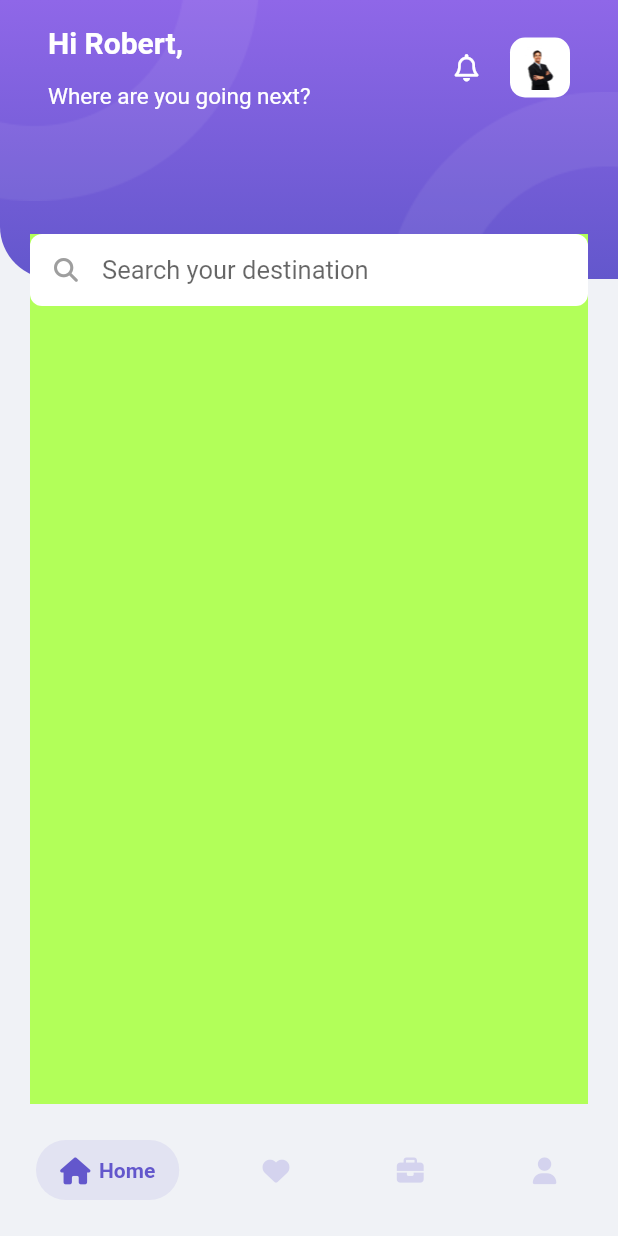
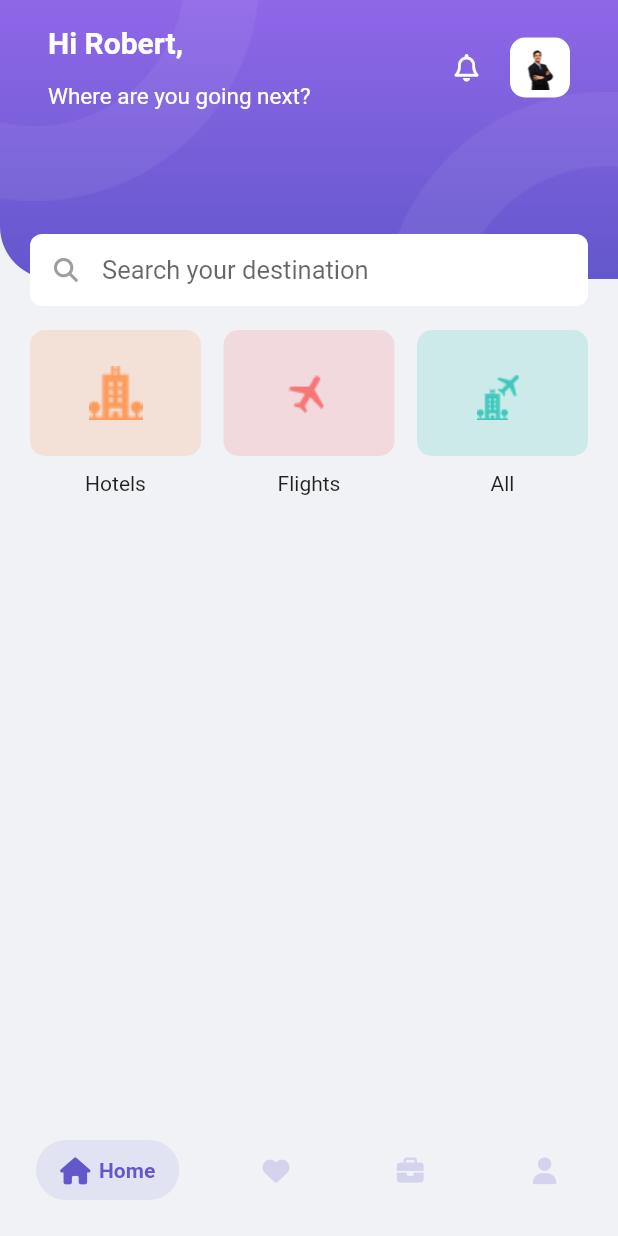
Before and after one commit to dat2403/travo, a Flutter app: the MainApp screen opened by its route, on a phone screen of 412 x 824 dp. Run offline on Flutter 3.47's test engine with Material 2 defaults, Android fonts, the phone set to English and light mode, and no system bars; drawn by our look-alikes of salomon_bottom_bar; our stand-ins replace font_awesome_flutter, gap, hive_flutter, smooth_page_indicator; accounts and stored records are empty.

Commit message:
Add booking screens

```diff
--- a/lib/app_routes.dart
+++ b/lib/app_routes.dart
@@ -1,5 +1,7 @@
 import 'package:flutter/material.dart';
 import 'package:travo/representation/screens/home_screen.dart';
+import 'package:travo/representation/screens/hotel_booking_screen.dart';
+import 'package:travo/representation/screens/hotel_screen.dart';
 import 'package:travo/representation/screens/main_app.dart';
 import 'package:travo/representation/screens/intro_screen.dart';
 import 'package:travo/representation/screens/splash_screen.dart';
@@ -9,4 +11,6 @@ final Map<String, WidgetBuilder> appRoutes = {
   IntroScreen.routeName: (context) => const IntroScreen(),
   MainApp.routeName: (context) => const MainApp(),
   HomeScreen.routeName: (context) => const HomeScreen(),
+  HotelScreen.routeName: (context) => const HotelScreen(),
+  HotelBookingScreen.routeName: (context) => const HotelBookingScreen(),
 };
--- a/lib/core/helper/asset_helper.dart
+++ b/lib/core/helper/asset_helper.dart
@@ -8,4 +8,12 @@ class AssetHelper {
   static const String oval2 = 'assets/images/oval_2.png';
 
   static const String fakeAvatar = 'assets/images/fake_avatar.jpg';
+
+  static const String icHotel = 'assets/icons/ic_hotel.png';
+  static const String icFlight = 'assets/icons/ic_flight.png';
+  static const String icHotelPlane = 'assets/icons/ic_hotel_plane.png';
+  static const String icLocation = 'assets/icons/ic_location.png';
+  static const String icCalendar = 'assets/icons/ic_calendar.png';
+  static const String icBed = 'assets/icons/ic_bed.png';
+
 }
--- a/lib/representation/screens/home_screen.dart
+++ b/lib/representation/screens/home_screen.dart
@@ -1,12 +1,10 @@
 import 'package:flutter/material.dart';
 import 'package:font_awesome_flutter/font_awesome_flutter.dart';
 import 'package:gap/gap.dart';
-import 'package:hive_flutter/adapters.dart';
-import 'package:travo/core/constants/color_constants.dart';
 import 'package:travo/core/constants/dimension_constants.dart';
-import 'package:travo/core/constants/text_style_constant.dart';
 import 'package:travo/core/helper/asset_helper.dart';
 import 'package:travo/core/helper/image_helper.dart';
+import 'package:travo/representation/screens/hotel_booking_screen.dart';
 import 'package:travo/representation/widgets/app_bar_container.dart';
 
 class HomeScreen extends StatefulWidget {
@@ -19,6 +17,54 @@ class HomeScreen extends StatefulWidget {
 }
 
 class _HomeScreenState extends State<HomeScreen> {
+  String searchText = '';
+
+  late FocusNode myFocusNode;
+
+  @override
+  void initState() {
+    super.initState();
+
+    myFocusNode = FocusNode();
+  }
+
+  @override
+  void dispose() {
+    // Clean up the focus node when the Form is disposed.
+    myFocusNode.dispose();
+
+    super.dispose();
+  }
+
+  void searchHandler(String value) {
+    setState(() {
+      searchText = value;
+    });
+  }
+
+  Widget _buildCategoryItem(
+      Widget icon, String title, Function() onTap, Color color) {
+    return GestureDetector(
+      onTap: onTap,
+      child: Column(
+        children: [
+          Container(
+            width: double.infinity,
+            padding: const EdgeInsets.symmetric(
+              vertical: AppDimension.kMediumPadding,
+            ),
+            decoration: BoxDecoration(
+                color: color.withOpacity(0.2),
+                borderRadius: BorderRadius.circular(AppDimension.kItemPadding)),
+            child: icon,
+          ),
+          const Gap(AppDimension.kItemPadding),
+          Text(title)
+        ],
+      ),
+    );
+  }
+
   @override
   Widget build(BuildContext context) {
     return AppBarContainer(
@@ -52,18 +98,16 @@ class _HomeScreenState extends State<HomeScreen> {
             Row(
               children: [
                 GestureDetector(
-                  onTap: (){
-
-                  },
+                  onTap: () {},
                   child: const Icon(
                     FontAwesomeIcons.bell,
                     size: AppDimension.kDefaultIconSize,
                     color: Colors.white,
                   ),
                 ),
-                const Gap(AppDimension.kItemPadding*2),
+                const Gap(AppDimension.kItemPadding * 2),
                 GestureDetector(
-                  onTap: (){},
+                  onTap: () {},
                   child: Container(
                     width: 40,
                     height: 40,
@@ -86,31 +130,82 @@ class _HomeScreenState extends State<HomeScreen> {
       // implementLeading: true,
       // implementTrailing: true,
       child: Container(
-        color: Colors.lightGreenAccent,
+        // color: Colors.lightGreenAccent,
         child: Column(
-          children: const [
+          children: [
             TextField(
-              decoration: InputDecoration(
+              // autofocus: false,
+              // focusNode: myFocusNode,
+              decoration: const InputDecoration(
                 filled: true,
                 fillColor: Colors.white,
                 hintText: 'Search your destination',
                 prefixIcon: Padding(
-                    padding: EdgeInsets.all(AppDimension.kTopPadding),
+                  padding: EdgeInsets.all(AppDimension.kTopPadding),
                   child: Icon(
                     FontAwesomeIcons.magnifyingGlass,
                     size: AppDimension.kDefaultPadding,
                     color: Colors.grey,
                   ),
                 ),
+                // focusedBorder: OutlineInputBorder(
+                //   borderSide: BorderSide(color: Colors.grey, width: 1.0),
+                //   borderRadius: BorderRadius.all(Radius.circular(8)),
+                // ),
                 border: OutlineInputBorder(
-                  borderSide: BorderSide.none,
-                  borderRadius: BorderRadius.all(Radius.circular(8))
+                    borderSide: BorderSide.none,
+                    borderRadius: BorderRadius.all(Radius.circular(8))),
+                contentPadding:
+                    EdgeInsets.symmetric(horizontal: AppDimension.kItemPadding),
+              ),
+              style: const TextStyle(fontSize: 17),
+              onChanged: (value) => searchHandler(value),
+            ),
+            const Gap(AppDimension.kDefaultPadding),
+            Row(
+              children: [
+                Expanded(
+                  child: _buildCategoryItem(
+                    ImageHelper.loadFromAsset(
+                      AssetHelper.icHotel,
+                      width: AppDimension.kDefaultIconSize * 2,
+                      height: AppDimension.kDefaultIconSize * 2,
+                    ),
+                    'Hotels',
+                    () => {
+                      Navigator.of(context)
+                          .pushNamed(HotelBookingScreen.routeName)
+                    },
+                    const Color(0xffFE9C5E),
+                  ),
                 ),
-                contentPadding: EdgeInsets.symmetric(
-                  horizontal: AppDimension.kItemPadding
+                const Gap(15),
+                Expanded(
+                  child: _buildCategoryItem(
+                    ImageHelper.loadFromAsset(
+                      AssetHelper.icFlight,
+                      width: AppDimension.kDefaultIconSize * 2,
+                      height: AppDimension.kDefaultIconSize * 2,
+                    ),
+                    'Flights',
+                    () => {},
+                    const Color(0xffF77777),
+                  ),
                 ),
-              ),
-              style: TextStyle(fontSize: 17),
+                const Gap(15),
+                Expanded(
+                  child: _buildCategoryItem(
+                    ImageHelper.loadFromAsset(
+                      AssetHelper.icHotelPlane,
+                      width: AppDimension.kDefaultIconSize * 2,
+                      height: AppDimension.kDefaultIconSize * 2,
+                    ),
+                    'All',
+                    () => {},
+                    const Color(0xff3EC8BC),
+                  ),
+                ),
+              ],
             )
           ],
         ),
--- a/lib/representation/widgets/app_bar_container.dart
+++ b/lib/representation/widgets/app_bar_container.dart
@@ -2,7 +2,6 @@ import 'package:flutter/material.dart';
 import 'package:font_awesome_flutter/font_awesome_flutter.dart';
 import 'package:travo/core/constants/color_constants.dart';
 import 'package:travo/core/constants/dimension_constants.dart';
-import 'package:travo/core/constants/text_style_constant.dart';
 import 'package:travo/core/helper/asset_helper.dart';
 import 'package:travo/core/helper/image_helper.dart';
 
@@ -39,7 +38,11 @@ class AppBarContainer extends StatelessWidget {
                   Row(
                     children: [
                       if (implementLeading)
-                        Container(
+                        GestureDetector(
+                          onTap: (){
+                            Navigator.of(context).pop();
+                          },
+                          child: Container(
                             padding: const EdgeInsets.all(AppDimension.kItemPadding),
                             decoration: const BoxDecoration(
                                 borderRadius: BorderRadius.all(
@@ -50,6 +53,7 @@ class AppBarContainer extends StatelessWidget {
                               FontAwesomeIcons.arrowLeft,
                               color: Colors.blueGrey,
                               size: AppDimension.kDefaultIconSize,
+                            ),
                           ),
                         ),
                       Expanded(
```
Also changed, not shown: lib/representation/screens/hotel_booking_screen.dart (added, +60 -0 lines), lib/representation/screens/hotel_screen.dart (added, +17 -0 lines), lib/representation/widgets/hotel_booking_item.dart (added, +66 -0 lines), assets/icons/ic_bed.png (added), assets/icons/ic_calendar.png (added), assets/icons/ic_flight.png (added), assets/icons/ic_hotel.png (added), assets/icons/ic_hotel_plane.png (added), assets/icons/ic_location.png (added), 6 other files. Lines whose indentation alone changed are shown as unchanged.
